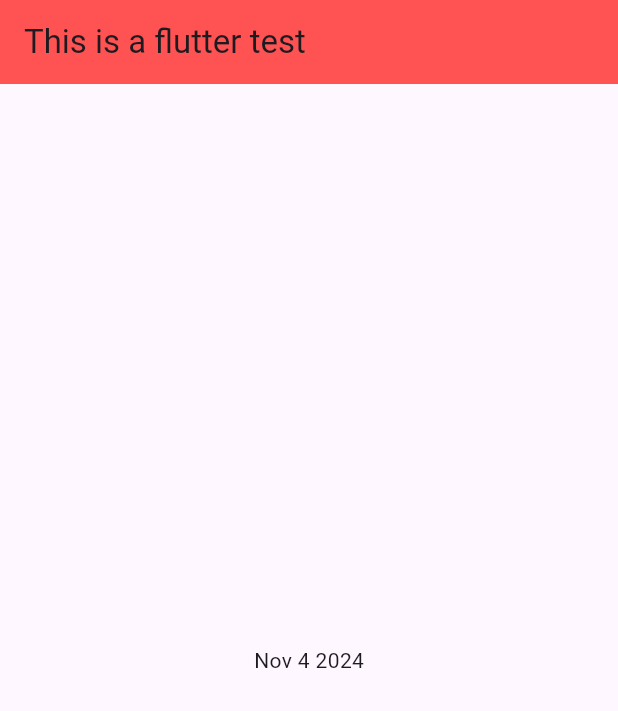
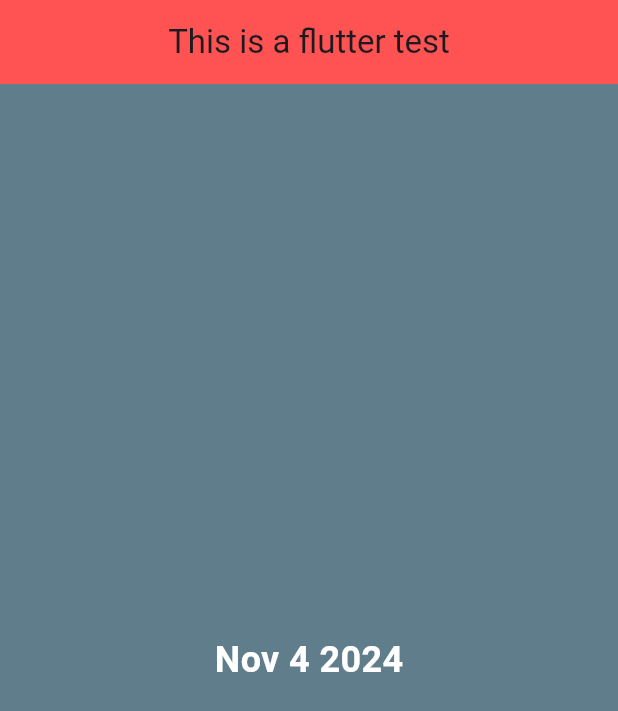
Before and after one commit to isaranakavisute/flutter_demo, a Flutter app: the screen it shows after launch, on a phone screen of 412 x 824 dp. Shown: the top 711 px of the screen. Run offline on Flutter 3.47's test engine with Material 3 defaults, Android fonts, the light colour scheme and no system bars.

Commit message:
change text color

```diff
--- a/lib/homepage.dart
+++ b/lib/homepage.dart
@@ -11,13 +11,21 @@ class _HomepageState extends State<Homepage> {
   @override
   Widget build(BuildContext context) {
     return Scaffold(
+      backgroundColor: Colors.blueGrey,
       appBar: AppBar(
-                      title: Text("This is a flutter test"),
-                      backgroundColor: Colors.redAccent,
-                    ),
-                  body: Center(
-                               child: Text('Nov 4 2024'),
-                              ),
-                   );
+        title: Center(child: Text("This is a flutter test")),
+        backgroundColor: Colors.redAccent,
+      ),
+      body: Center(
+        child: Text(
+          'Nov 4 2024',
+          style: TextStyle(
+            color: Colors.white, // Set the text color to blue
+            fontSize: 24.0,
+            fontWeight: FontWeight.bold,
+          ),
+        ),
+      ),
+    );
   }
 }
```
